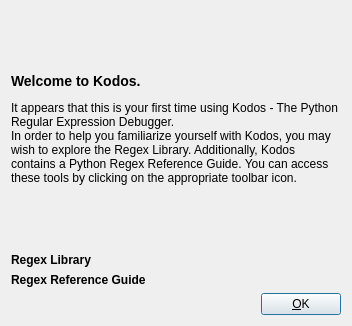
First picture: the form in modules/newUserDialogBA4.ui, repository geckoblu/kang, before the edit.
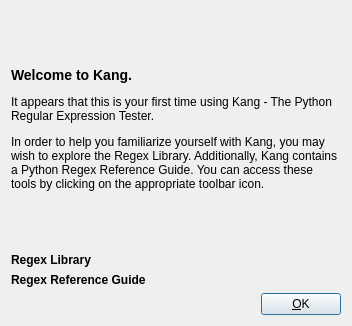
Second picture: the form after the edit. Icons and pictures are not drawn.

Commit message: Switch to Kang

Diff of the .ui file:
```diff
--- a/modules/newUserDialogBA4.ui
+++ b/modules/newUserDialogBA4.ui
@@ -25,14 +25,7 @@
      <item>
       <widget class="QLabel" name="textLabel1">
        <property name="text">
-        <string>&lt;h3&gt;Welcome to Kodos.&lt;/h3&gt;
-&lt;p&gt;&lt;/p&gt;
-It appears that this is your first time using 
-Kodos - The Python Regular Expression Debugger.
-&lt;p&gt;&lt;/p&gt;
-In order to help you familiarize yourself with Kodos, you may wish to explore
-the Regex Library.  Additionally, Kodos contains a Python Regex Reference Guide. 
-You can access these tools by clicking on the appropriate toolbar icon.</string>
+        <string>&lt;html&gt;&lt;head/&gt;&lt;body&gt;&lt;p&gt;&lt;span style=&quot; font-size:large; font-weight:600;&quot;&gt;Welcome to Kang.&lt;/span&gt;&lt;/p&gt;&lt;p&gt;It appears that this is your first time using Kang - The Python Regular Expression Tester. &lt;/p&gt;&lt;p&gt;In order to help you familiarize yourself with Kang, you may wish to explore the Regex Library. Additionally, Kang contains a Python Regex Reference Guide. You can access these tools by clicking on the appropriate toolbar icon.&lt;/p&gt;&lt;/body&gt;&lt;/html&gt;</string>
        </property>
        <property name="alignment">
         <set>Qt::AlignVCenter</set>
```
Left out of the diff: 2 changed lines with no effect on the pictures. The commit also changes 3 other files.
